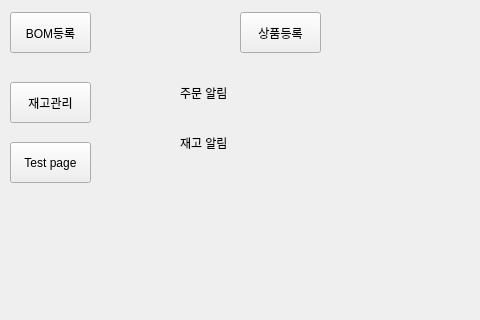
gitaeyu/Obokmoolsan, file smartappg.ui: the form before one commit; both pictures show x 100 to 580 and y 198 to 518 of the 580 by 518 pixel window.
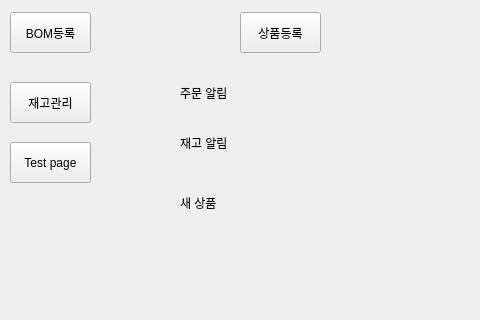
The form after the commit. The open tabs and pages were chosen to show the change.

Patch:
```diff
--- a/smartappg.ui
+++ b/smartappg.ui
@@ -779,6 +779,19 @@
       <string>Test page</string>
      </property>
     </widget>
+    <widget class="QLabel" name="new_menu_label">
+     <property name="geometry">
+      <rect>
+       <x>260</x>
+       <y>370</y>
+       <width>171</width>
+       <height>41</height>
+      </rect>
+     </property>
+     <property name="text">
+      <string>새 상품</string>
+     </property>
+    </widget>
    </widget>
    <widget class="QWidget" name="page_7">
     <widget class="QLabel" name="page6">
```
Left out of the diff: 2 changed lines with no effect on the pictures.
